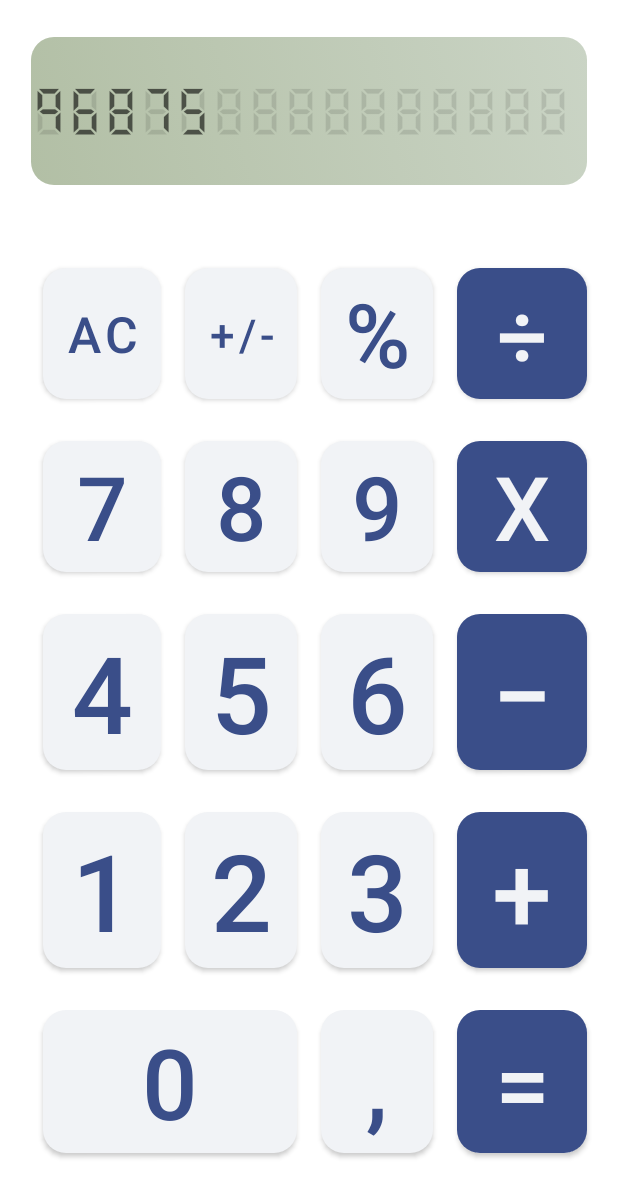
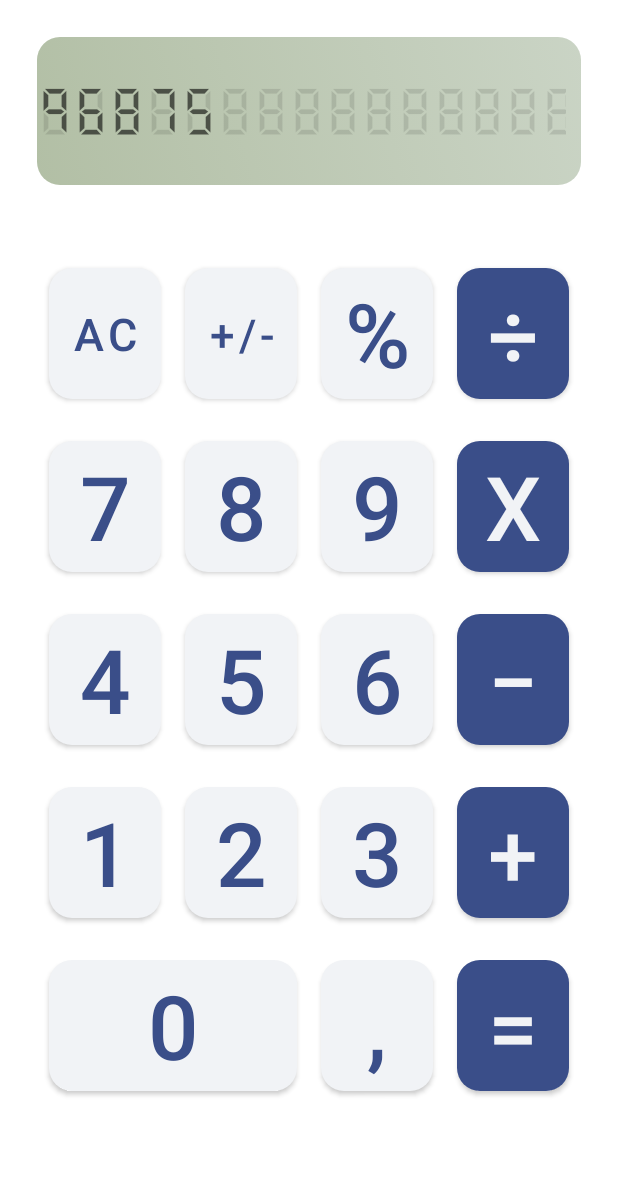
Before and after one commit to NikPanfilov/Calculator, an Android app: the layout activity_main.xml on its own in the app's theme, with its tools: preview values and no code run, on a phone screen of 412 x 824 dp. Shown: the top 1197 px of the screen. Run offline under Robolectric (Android 15) with nearby library versions, the phone set to English and light mode, and no system bars.

```diff
--- a/app/src/main/res/layout/activity_main.xml
+++ b/app/src/main/res/layout/activity_main.xml
@@ -240,14 +240,14 @@
         android:layout_width="wrap_content"
         android:layout_height="wrap_content"
         android:orientation="vertical"
-        app:layout_constraintGuide_percent="0.05" />
+        app:layout_constraintGuide_percent="0.06" />
 
     <androidx.constraintlayout.widget.Guideline
         android:id="@+id/guidelineRight"
         android:layout_width="wrap_content"
         android:layout_height="wrap_content"
         android:orientation="vertical"
-        app:layout_constraintGuide_percent="0.95" />
+        app:layout_constraintGuide_percent="0.94" />
 
     <androidx.constraintlayout.widget.Guideline
         android:id="@+id/guidelineH1"
@@ -289,7 +289,7 @@
         android:layout_width="wrap_content"
         android:layout_height="wrap_content"
         android:orientation="horizontal"
-        app:layout_constraintGuide_percent="0.95" />
+        app:layout_constraintGuide_percent="0.9" />
 
     <androidx.constraintlayout.widget.Guideline
         android:id="@+id/guidelineH4"
@@ -310,14 +310,14 @@
         android:layout_width="wrap_content"
         android:layout_height="wrap_content"
         android:orientation="horizontal"
-        app:layout_constraintGuide_percent="0.64" />
+        app:layout_constraintGuide_percent="0.62" />
 
     <androidx.constraintlayout.widget.Guideline
         android:id="@+id/guidelineH10"
         android:layout_width="wrap_content"
         android:layout_height="wrap_content"
         android:orientation="horizontal"
-        app:layout_constraintGuide_percent="0.8" />
+        app:layout_constraintGuide_percent="0.76" />
 
     <androidx.constraintlayout.widget.Guideline
         android:id="@+id/guideline2"
--- a/app/src/main/res/values/styles.xml
+++ b/app/src/main/res/values/styles.xml
@@ -11,9 +11,10 @@
         <item name="android:layout_marginTop">8dp</item>
         <item name="android:layout_marginBottom">8dp</item>
         <item name="android:maxLines">1</item>
+        <item name="android:layout_marginEnd">8dp</item>
     </style>
     <style name="whiteButton" parent="Button">
-        <item name="android:layout_marginEnd">8dp</item>
+
         <item name="backgroundTint">#F1F3F6</item>
         <item name="android:textColor">#3A4E89</item>
 
```
Also changed, not shown: app/src/main/java/com/example/calculator/Calculations.kt (added, +44 -0 lines), app/src/main/java/com/example/calculator/MainActivity.kt (+9 -52 lines).
